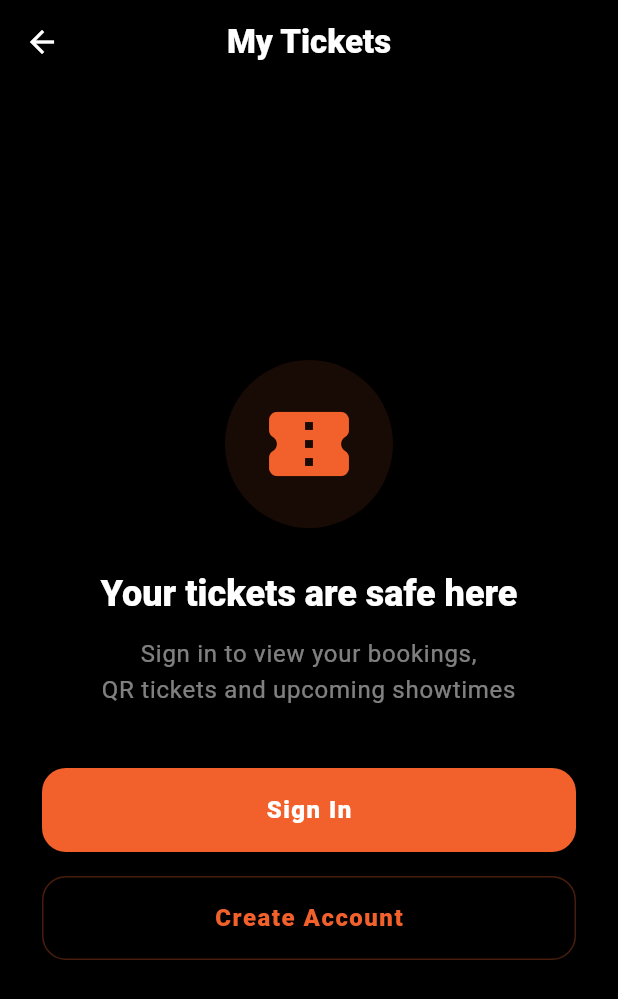
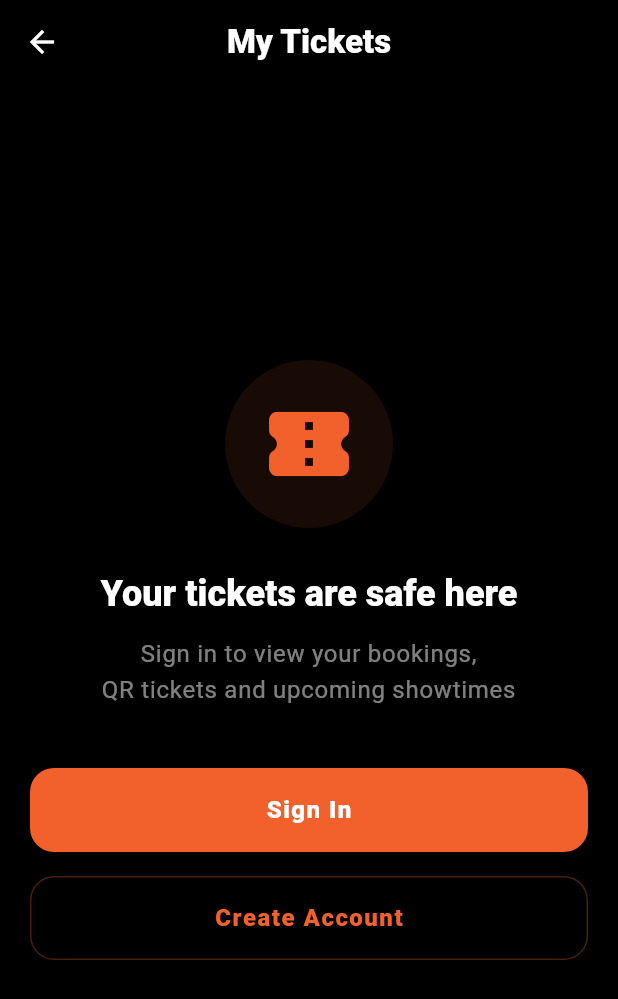
Before and after one commit to moamenFathy/Ticketa, a Flutter app: the MyTicketsPage screen opened by its route, on a phone screen of 412 x 824 dp. Shown: the top 999 px of the screen. Run offline on Flutter 3.47's test engine with Material 3 defaults, Android fonts, the phone set to English and light mode, and no system bars; our stand-ins replace cached_network_image, cookie_jar, dio, dio_cookie_manager, flutter_bloc, get_it and 6 more; missing offline and left inert: cupertino_native, flutter_stripe; accounts and stored records are empty; network calls fail.

Commit message:
refactor(settings): enhance responsive UI and theming across settings and profile screens

```diff
--- a/apps/mobile/lib/features/settings/presentation/screens/my_tickets_page.dart
+++ b/apps/mobile/lib/features/settings/presentation/screens/my_tickets_page.dart
@@ -7,6 +7,7 @@ import 'package:shared_preferences/shared_preferences.dart';
 import 'package:ticketa/core/constants/app_constants.dart';
 import 'package:ticketa/core/di/injection.dart';
 import 'package:ticketa/core/theme/app_colors.dart';
+import 'package:ticketa/core/utils/app_responsive.dart';
 import 'package:ticketa/features/booking/data/models/booking_history_dto.dart';
 import 'package:ticketa/features/booking/presentation/cubit/my_tickets_cubit.dart';
 import 'package:ticketa/l10n/app_localizations.dart';
@@ -125,8 +126,11 @@ class _MyTicketsPageState extends State<MyTicketsPage> {
         ),
         body: SafeArea(
           child: Center(
+            child: AppResponsive.constrainedBody(
+              context: context,
+              maxWidth: AppResponsive.maxFormWidth,
               child: SingleChildScrollView(
-              padding: const EdgeInsets.symmetric(horizontal: 28),
+                padding: AppResponsive.screenPadding(context),
                 child: Column(
                   mainAxisAlignment: MainAxisAlignment.center,
                   children: [
@@ -227,12 +231,16 @@ class _MyTicketsPageState extends State<MyTicketsPage> {
               ),
             ),
           ),
+        ),
       );
     }
 
     return Scaffold(
       backgroundColor: theme.scaffoldBackgroundColor,
-      body: BlocProvider(
+      body: AppResponsive.constrainedBody(
+        context: context,
+        maxWidth: 700,
+        child: BlocProvider(
           create: (_) => getIt<MyTicketsCubit>()..loadTickets(),
           child: BlocBuilder<MyTicketsCubit, MyTicketsState>(
             builder: (context, state) {
@@ -258,7 +266,7 @@ class _MyTicketsPageState extends State<MyTicketsPage> {
                     ),
                   ),
                   SliverPadding(
-                  padding: const EdgeInsets.fromLTRB(20, 12, 20, 120),
+                    padding: AppResponsive.screenPaddingWithVertical(context, top: 12, bottom: 120),
                     sliver: SliverList(
                       delegate: SliverChildListDelegate([
                         _TicketsSummary(
@@ -421,6 +429,7 @@ class _MyTicketsPageState extends State<MyTicketsPage> {
               ],
             );
           },
+        ),
       ),
     ),
   );
@@ -800,6 +809,7 @@ class _TicketPoster extends StatelessWidget {
         width: width,
         height: height,
         fit: BoxFit.cover,
+        memCacheWidth: 200,
         placeholder: (_, _) => Container(
           width: width,
           height: height,
```
Also changed, not shown: apps/mobile/lib/features/settings/presentation/screens/change_password_page.dart (+9 -3 lines), apps/mobile/lib/features/settings/presentation/screens/edit_profile_page.dart (+7 -2 lines), apps/mobile/lib/features/settings/presentation/screens/settings_page.dart (+12 -3 lines). Lines whose indentation alone changed are shown as unchanged.
